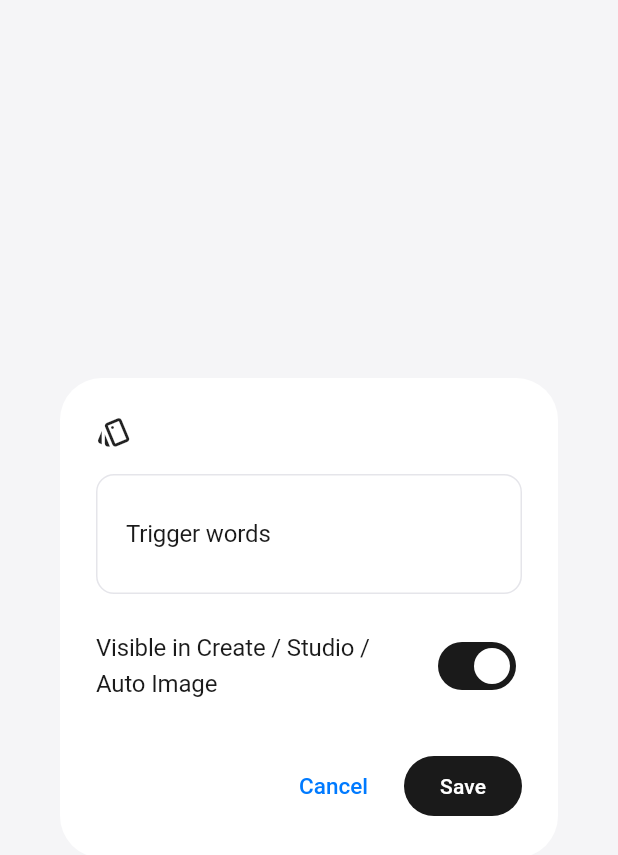
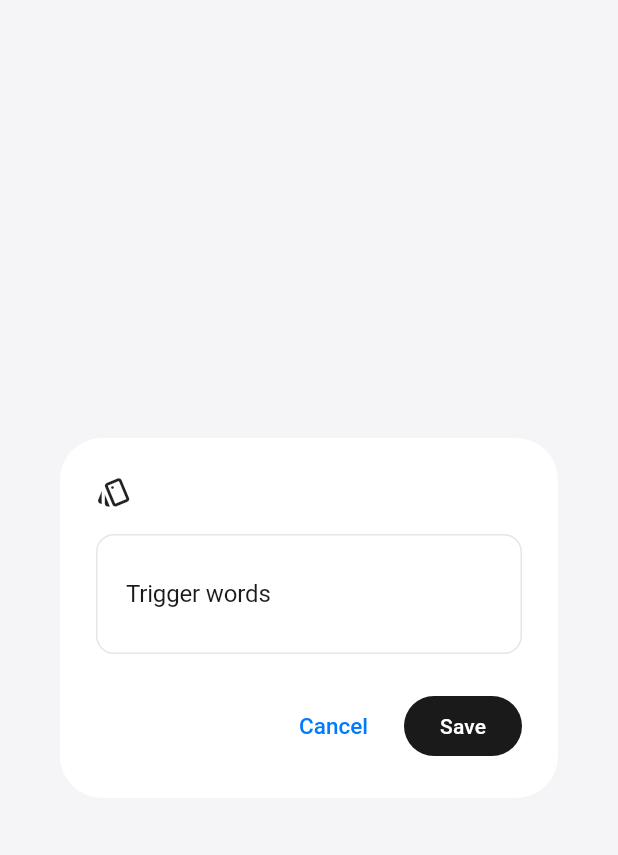
Before and after one commit to openlyst/vidlatte-flutter, a Flutter app: the LoraEditDialog widget shown alone on an empty page, opened directly with empty values, on a phone screen of 412 x 824 dp. Shown: the top 855 px of the screen. Run offline on Flutter 3.47's test engine with Material 3 defaults, Android fonts, the phone set to English and light mode, and no system bars; our stand-ins replace dio, equatable, flutter_bloc, go_router, hive_flutter, photo_view; accounts and stored records are empty.

Commit message:
移除LoRA编辑对话框中的可见性开关
可见性由Browse列表中的眼睛图标控制，编辑对话框仅保留触发词编辑

```diff
--- a/lib/presentation/widgets/settings/lora_edit_dialog.dart
+++ b/lib/presentation/widgets/settings/lora_edit_dialog.dart
@@ -23,13 +23,11 @@ class LoraEditDialog extends StatefulWidget {
 
 class _LoraEditDialogState extends State<LoraEditDialog> {
   late final TextEditingController _triggerController;
-  late bool _isEnabled;
 
   @override
   void initState() {
     super.initState();
     _triggerController = TextEditingController(text: widget.existing?.triggerWords ?? '');
-    _isEnabled = widget.existing?.isEnabled ?? true;
   }
 
   @override
@@ -70,13 +68,6 @@ class _LoraEditDialogState extends State<LoraEditDialog> {
             ),
             maxLines: 2,
           ),
-          const SizedBox(height: ThemeConstants.spacingMedium),
-          SwitchListTile(
-            title: const Text('Visible in Create / Studio / Auto Image'),
-            value: _isEnabled,
-            onChanged: (v) => setState(() => _isEnabled = v),
-            contentPadding: EdgeInsets.zero,
-          ),
         ],
       ),
       actions: [
@@ -97,7 +88,7 @@ class _LoraEditDialogState extends State<LoraEditDialog> {
       serverId: widget.serverId,
       loraName: widget.loraName,
       triggerWords: _triggerController.text.trim(),
-      isEnabled: _isEnabled,
+      isEnabled: widget.existing?.isEnabled ?? true,
       updatedAt: DateTime.now(),
     );
     context.read<ServersBloc>().add(LoraMetadataSaveRequested(widget.serverId, [meta]));
```
